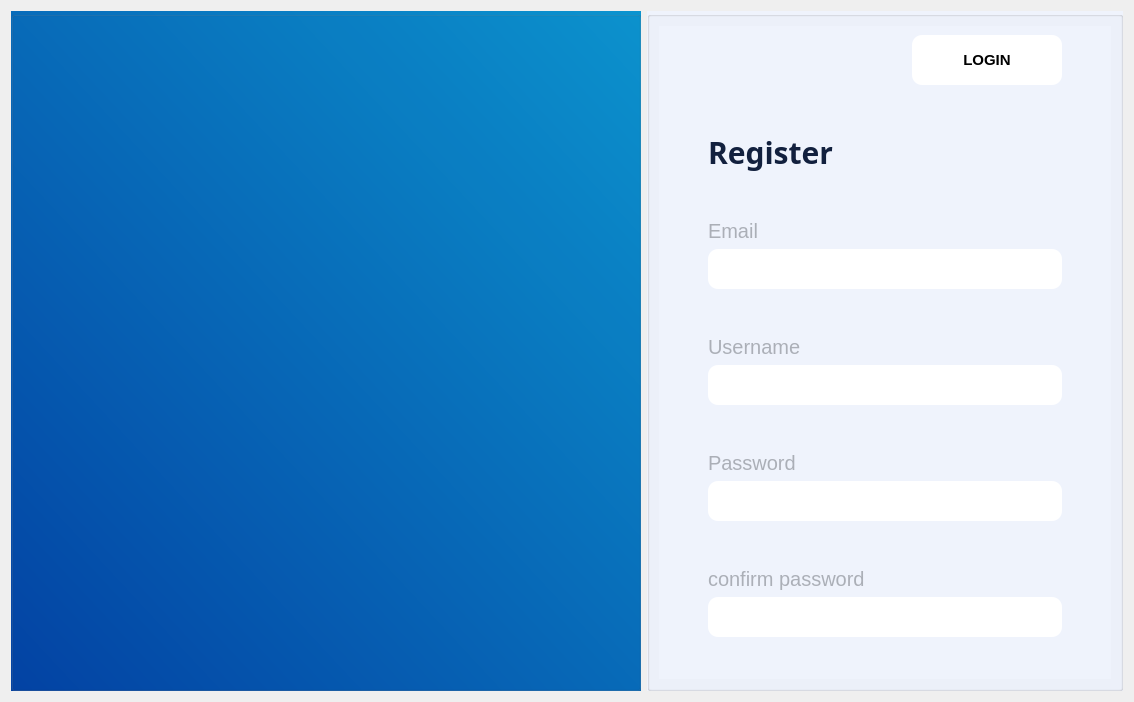
Old version of the form forms/register_view.ui in the repository yousefelmesalamy/Illminor.
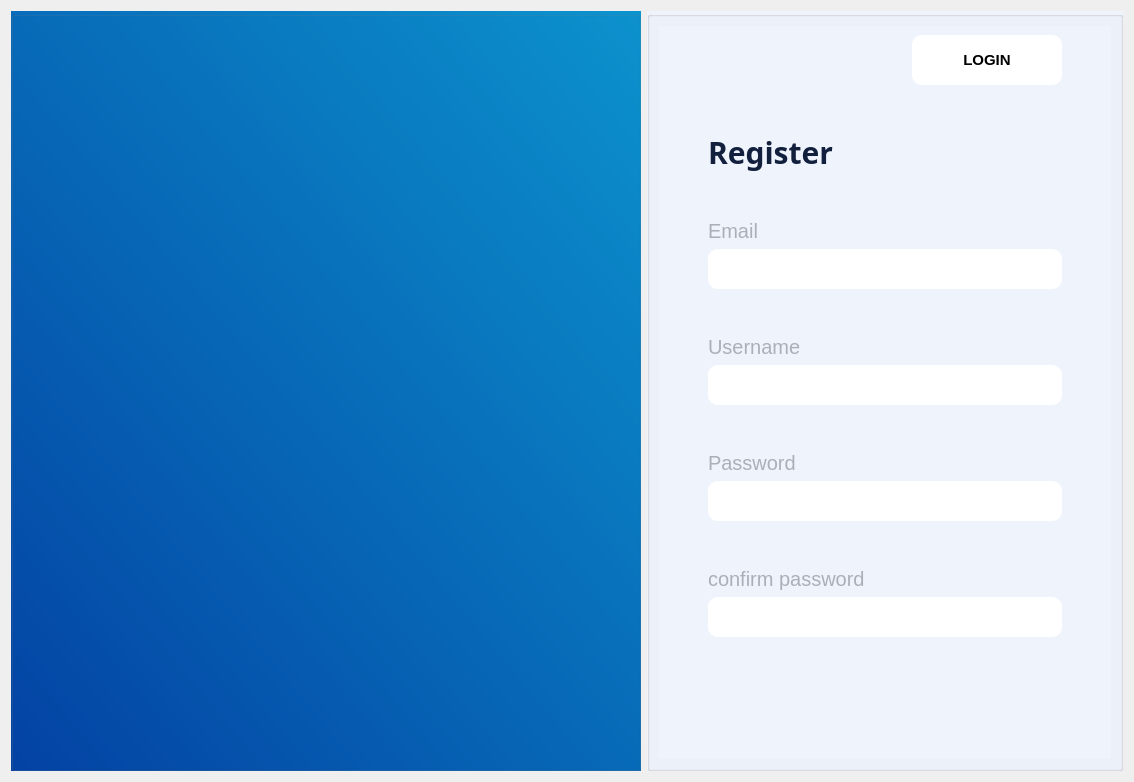
New version of the form. Icons and pictures are not drawn.

```diff
--- a/forms/register_view.ui
+++ b/forms/register_view.ui
@@ -7,7 +7,7 @@
     <x>0</x>
     <y>0</y>
     <width>1134</width>
-    <height>702</height>
+    <height>782</height>
    </rect>
   </property>
   <property name="windowTitle">
@@ -17,49 +17,15 @@
    <string notr="true">font-family:Ubuntu;
 font-size: 20px;</string>
   </property>
-  <layout class="QGridLayout" name="gridLayout_11">
-   <item row="0" column="0">
-    <widget class="QGroupBox" name="groupBox_3">
-     <property name="styleSheet">
-      <string notr="true">background-color: qlineargradient(spread:pad, x1:0, y1:1, x2:1, y2:0, stop:0 rgba(3, 67, 165, 255), stop:1 rgba(12, 148, 207, 255));</string>
-     </property>
-     <property name="title">
-      <string/>
-     </property>
-     <layout class="QGridLayout" name="gridLayout_2">
-      <item row="0" column="0">
-       <widget class="QLabel" name="label_7">
-        <property name="minimumSize">
-         <size>
-          <width>606</width>
-          <height>605</height>
-         </size>
-        </property>
-        <property name="maximumSize">
-         <size>
-          <width>606</width>
-          <height>605</height>
-         </size>
-        </property>
-        <property name="styleSheet">
-         <string notr="true">background-color: rgb(255, 255, 255,0);</string>
-        </property>
-        <property name="text">
-         <string/>
-        </property>
-        <property name="pixmap">
-         <pixmap resource="app_resources.qrc">:/ICONS/icons/LOGO.png</pixmap>
-        </property>
-        <property name="alignment">
-         <set>Qt::AlignCenter</set>
-        </property>
-       </widget>
-      </item>
-     </layout>
-    </widget>
-   </item>
+  <layout class="QGridLayout" name="gridLayout_3">
    <item row="0" column="1">
     <widget class="QGroupBox" name="groupBox">
+     <property name="maximumSize">
+      <size>
+       <width>720</width>
+       <height>16777215</height>
+      </size>
+     </property>
      <property name="styleSheet">
       <string notr="true">color: rgb(18, 32, 62);
 background-color:rgb(239,243,252,255)</string>
@@ -429,6 +395,52 @@
      </layout>
     </widget>
    </item>
+   <item row="0" column="0">
+    <widget class="QGroupBox" name="groupBox_3">
+     <property name="minimumSize">
+      <size>
+       <width>615</width>
+       <height>692</height>
+      </size>
+     </property>
+     <property name="styleSheet">
+      <string notr="true">background-color: qlineargradient(spread:pad, x1:0, y1:1, x2:1, y2:0, stop:0 rgba(3, 67, 165, 255), stop:1 rgba(12, 148, 207, 255));</string>
+     </property>
+     <property name="title">
+      <string/>
+     </property>
+     <layout class="QGridLayout" name="gridLayout_2">
+      <item row="0" column="0">
+       <widget class="QLabel" name="label_7">
+        <property name="minimumSize">
+         <size>
+          <width>606</width>
+          <height>605</height>
+         </size>
+        </property>
+        <property name="maximumSize">
+         <size>
+          <width>606</width>
+          <height>605</height>
+         </size>
+        </property>
+        <property name="styleSheet">
+         <string notr="true">background-color: rgb(255, 255, 255,0);</string>
+        </property>
+        <property name="text">
+         <string/>
+        </property>
+        <property name="pixmap">
+         <pixmap resource="app_resources.qrc">:/ICONS/icons/LOGO.png</pixmap>
+        </property>
+        <property name="alignment">
+         <set>Qt::AlignCenter</set>
+        </property>
+       </widget>
+      </item>
+     </layout>
+    </widget>
+   </item>
   </layout>
  </widget>
  <resources>
```
Left out of the diff: 2 changed lines with no effect on the pictures.
